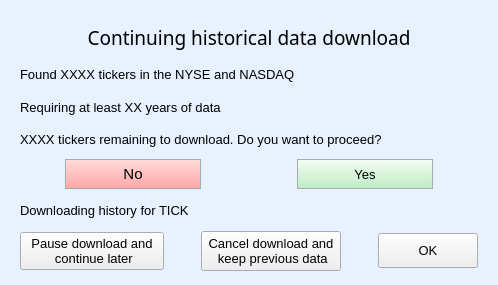
This is Continuing_hist.ui in jabezmcc/McScreener as Qt 5 draws it before an edit. The edited form follows.
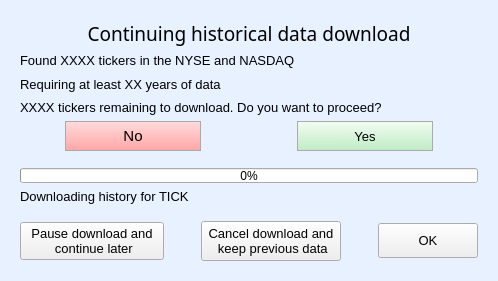
This is the edited form.

What changed in the file:
```diff
--- a/Continuing_hist.ui
+++ b/Continuing_hist.ui
@@ -7,7 +7,7 @@
     <x>0</x>
     <y>0</y>
     <width>498</width>
-    <height>285</height>
+    <height>281</height>
    </rect>
   </property>
   <property name="font">
@@ -31,10 +31,10 @@
      <x>20</x>
      <y>20</y>
      <width>458</width>
-     <height>251</height>
+     <height>241</height>
     </rect>
    </property>
-   <layout class="QVBoxLayout" name="verticalLayout" stretch="4,3,3,3,5,6,7">
+   <layout class="QVBoxLayout" name="verticalLayout" stretch="4,3,3,3,5,0,0,0,0,6">
     <item>
      <widget class="QLabel" name="label">
       <property name="font">
@@ -218,12 +218,38 @@
       </item>
      </layout>
     </item>
+    <item>
+     <spacer name="verticalSpacer">
+      <property name="orientation">
+       <enum>Qt::Vertical</enum>
+      </property>
+      <property name="sizeHint" stdset="0">
+       <size>
+        <width>20</width>
+        <height>40</height>
+       </size>
+      </property>
+     </spacer>
+    </item>
+    <item alignment="Qt::AlignVCenter">
+     <widget class="QProgressBar" name="conthistdl_progress">
+      <property name="maximumSize">
+       <size>
+        <width>16777215</width>
+        <height>15</height>
+       </size>
+      </property>
+      <property name="value">
+       <number>0</number>
+      </property>
+     </widget>
+    </item>
     <item>
      <widget class="QLabel" name="cont_download_status_label">
       <property name="maximumSize">
        <size>
         <width>16777215</width>
-        <height>30</height>
+        <height>20</height>
        </size>
       </property>
       <property name="font">
@@ -237,6 +263,19 @@
       </property>
      </widget>
     </item>
+    <item>
+     <spacer name="verticalSpacer_2">
+      <property name="orientation">
+       <enum>Qt::Vertical</enum>
+      </property>
+      <property name="sizeHint" stdset="0">
+       <size>
+        <width>20</width>
+        <height>40</height>
+       </size>
+      </property>
+     </spacer>
+    </item>
     <item>
      <layout class="QHBoxLayout" name="horizontalLayout" stretch="5,1,5,1,2">
       <item>
```
